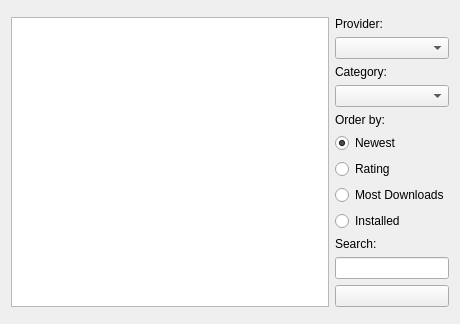
Above: knewstuff/knewstuff3/downloaddialog.ui from KDE/kdelibs before the change. Below: the same form after it.
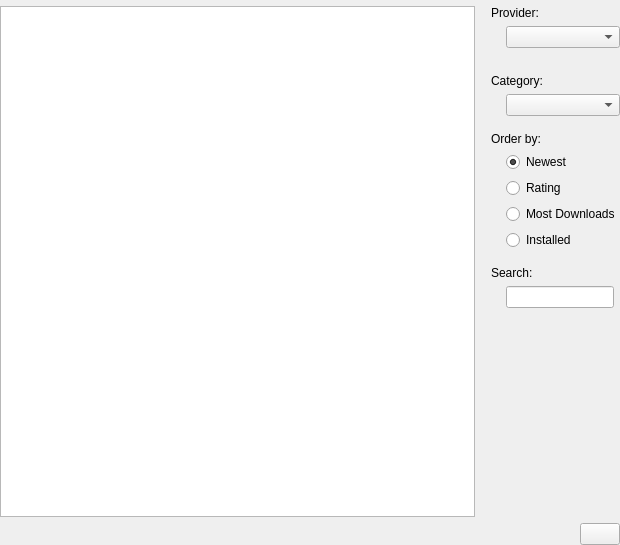
That is the form after the change. Custom widgets are drawn as their Qt base class.

Commit message: Cleanup ui file (remove excessive and unused layouts) and add some spacing and indent to the widgets on the right

```diff
--- a/knewstuff/knewstuff3/downloaddialog.ui
+++ b/knewstuff/knewstuff3/downloaddialog.ui
@@ -6,21 +6,27 @@
    <rect>
     <x>0</x>
     <y>0</y>
-    <width>460</width>
-    <height>324</height>
+    <width>620</width>
+    <height>545</height>
    </rect>
   </property>
-  <layout class="QVBoxLayout" name="verticalLayout_2">
-   <item>
+  <layout class="QGridLayout" name="gridLayout_3">
+   <property name="margin">
+    <number>0</number>
+   </property>
+   <item row="0" column="0" colspan="2">
     <widget class="KTitleWidget" name="m_titleWidget"/>
    </item>
-   <item>
-    <layout class="QHBoxLayout" name="_2"/>
-   </item>
-   <item>
-    <layout class="QHBoxLayout" name="horizontalLayout">
-     <item>
+   <item row="1" column="0" colspan="2">
+    <layout class="QGridLayout" name="gridLayout">
+     <item row="1" column="0" colspan="3">
       <widget class="QListView" name="m_listView">
+       <property name="sizePolicy">
+        <sizepolicy hsizetype="Expanding" vsizetype="Expanding">
+         <horstretch>2</horstretch>
+         <verstretch>0</verstretch>
+        </sizepolicy>
+       </property>
        <property name="mouseTracking">
         <bool>true</bool>
        </property>
@@ -29,9 +35,12 @@
        </property>
       </widget>
      </item>
-     <item>
-      <layout class="QVBoxLayout" name="verticalLayout">
-       <item>
+     <item row="1" column="3">
+      <layout class="QGridLayout" name="gridLayout_2">
+       <property name="leftMargin">
+        <number>10</number>
+       </property>
+       <item row="0" column="0" colspan="3">
         <widget class="QLabel" name="m_providerLabel">
          <property name="text">
           <string>Provider:</string>
@@ -41,17 +50,14 @@
          </property>
         </widget>
        </item>
-       <item>
+       <item row="1" column="1" colspan="2">
         <widget class="KComboBox" name="m_providerCombo">
-         <property name="sizePolicy">
-          <sizepolicy hsizetype="Preferred" vsizetype="Fixed">
-           <horstretch>1</horstretch>
-           <verstretch>0</verstretch>
-          </sizepolicy>
+         <property name="sizeAdjustPolicy">
+          <enum>QComboBox::AdjustToMinimumContentsLength</enum>
          </property>
         </widget>
        </item>
-       <item>
+       <item row="3" column="0" colspan="3">
         <widget class="QLabel" name="m_categoryLabel">
          <property name="text">
           <string>Category:</string>
@@ -61,28 +67,17 @@
          </property>
         </widget>
        </item>
-       <item>
-        <widget class="KComboBox" name="m_categoryCombo">
-         <property name="sizePolicy">
-          <sizepolicy hsizetype="Preferred" vsizetype="Fixed">
-           <horstretch>1</horstretch>
-           <verstretch>0</verstretch>
-          </sizepolicy>
-         </property>
-        </widget>
+       <item row="4" column="1" colspan="2">
+        <widget class="KComboBox" name="m_categoryCombo"/>
        </item>
-       <item>
-        <widget class="QLabel" name="orderLabel">
-         <property name="text">
-          <string>Order by:</string>
-         </property>
-         <property name="alignment">
-          <set>Qt::AlignLeading|Qt::AlignLeft|Qt::AlignVCenter</set>
-         </property>
-        </widget>
-       </item>
-       <item>
+       <item row="7" column="1" colspan="2">
         <widget class="QRadioButton" name="newestRadio">
+         <property name="sizePolicy">
+          <sizepolicy hsizetype="Preferred" vsizetype="Fixed">
+           <horstretch>0</horstretch>
+           <verstretch>0</verstretch>
+          </sizepolicy>
+         </property>
          <property name="text">
           <string>Newest</string>
          </property>
@@ -91,28 +86,89 @@
          </property>
         </widget>
        </item>
-       <item>
+       <item row="8" column="1" colspan="2">
         <widget class="QRadioButton" name="ratingRadio">
          <property name="text">
           <string>Rating</string>
          </property>
         </widget>
        </item>
-       <item>
+       <item row="9" column="1" colspan="2">
         <widget class="QRadioButton" name="mostDownloadsRadio">
          <property name="text">
           <string>Most Downloads</string>
          </property>
         </widget>
        </item>
-       <item>
+       <item row="10" column="1" colspan="2">
         <widget class="QRadioButton" name="installedRadio">
          <property name="text">
           <string>Installed</string>
          </property>
         </widget>
        </item>
-       <item>
+       <item row="2" column="1" colspan="2">
+        <spacer name="verticalSpacer_2">
+         <property name="orientation">
+          <enum>Qt::Vertical</enum>
+         </property>
+         <property name="sizeType">
+          <enum>QSizePolicy::Fixed</enum>
+         </property>
+         <property name="sizeHint" stdset="0">
+          <size>
+           <width>20</width>
+           <height>10</height>
+          </size>
+         </property>
+        </spacer>
+       </item>
+       <item row="5" column="1" colspan="2">
+        <spacer name="verticalSpacer_3">
+         <property name="orientation">
+          <enum>Qt::Vertical</enum>
+         </property>
+         <property name="sizeType">
+          <enum>QSizePolicy::Fixed</enum>
+         </property>
+         <property name="sizeHint" stdset="0">
+          <size>
+           <width>20</width>
+           <height>10</height>
+          </size>
+         </property>
+        </spacer>
+       </item>
+       <item row="14" column="1" colspan="2">
+        <spacer name="verticalSpacer">
+         <property name="orientation">
+          <enum>Qt::Vertical</enum>
+         </property>
+         <property name="sizeHint" stdset="0">
+          <size>
+           <width>20</width>
+           <height>40</height>
+          </size>
+         </property>
+        </spacer>
+       </item>
+       <item row="6" column="0" colspan="3">
+        <widget class="QLabel" name="orderLabel">
+         <property name="sizePolicy">
+          <sizepolicy hsizetype="Maximum" vsizetype="Preferred">
+           <horstretch>0</horstretch>
+           <verstretch>0</verstretch>
+          </sizepolicy>
+         </property>
+         <property name="text">
+          <string>Order by:</string>
+         </property>
+         <property name="alignment">
+          <set>Qt::AlignLeading|Qt::AlignLeft|Qt::AlignVCenter</set>
+         </property>
+        </widget>
+       </item>
+       <item row="12" column="0" colspan="3">
         <widget class="QLabel" name="label_4">
          <property name="text">
           <string>Search:</string>
@@ -122,14 +178,24 @@
          </property>
         </widget>
        </item>
-       <item>
+       <item row="11" column="1" colspan="2">
+        <spacer name="verticalSpacer_4">
+         <property name="orientation">
+          <enum>Qt::Vertical</enum>
+         </property>
+         <property name="sizeType">
+          <enum>QSizePolicy::Fixed</enum>
+         </property>
+         <property name="sizeHint" stdset="0">
+          <size>
+           <width>20</width>
+           <height>10</height>
+          </size>
+         </property>
+        </spacer>
+       </item>
+       <item row="13" column="1">
         <widget class="KLineEdit" name="m_searchEdit">
-         <property name="sizePolicy">
-          <sizepolicy hsizetype="Preferred" vsizetype="Fixed">
-           <horstretch>1</horstretch>
-           <verstretch>0</verstretch>
-          </sizepolicy>
-         </property>
          <property name="clickMessage">
           <string>Enter search phrase here</string>
          </property>
@@ -138,39 +204,25 @@
          </property>
         </widget>
        </item>
-       <item>
-        <spacer name="verticalSpacer">
+       <item row="2" column="0">
+        <spacer name="horizontalSpacer_2">
          <property name="orientation">
-          <enum>Qt::Vertical</enum>
+          <enum>Qt::Horizontal</enum>
+         </property>
+         <property name="sizeType">
+          <enum>QSizePolicy::Fixed</enum>
          </property>
          <property name="sizeHint" stdset="0">
           <size>
-           <width>20</width>
-           <height>40</height>
+           <width>9</width>
+           <height>20</height>
           </size>
          </property>
         </spacer>
        </item>
-       <item>
-        <widget class="KPushButton" name="closeButton">
-         <property name="sizePolicy">
-          <sizepolicy hsizetype="Preferred" vsizetype="Preferred">
-           <horstretch>0</horstretch>
-           <verstretch>0</verstretch>
-          </sizepolicy>
-         </property>
-        </widget>
-       </item>
       </layout>
      </item>
-    </layout>
-   </item>
-   <item>
-    <layout class="QHBoxLayout" name="horizontalLayout_2">
-     <property name="spacing">
-      <number>-1</number>
-     </property>
-     <item>
+     <item row="4" column="0" colspan="3">
       <widget class="KNS3::ProgressIndicator" name="progressIndicator">
        <property name="sizePolicy">
         <sizepolicy hsizetype="Expanding" vsizetype="Minimum">
@@ -189,6 +241,33 @@
        </property>
       </widget>
      </item>
+     <item row="4" column="3">
+      <layout class="QHBoxLayout" name="horizontalLayout_2">
+       <item>
+        <spacer name="horizontalSpacer">
+         <property name="orientation">
+          <enum>Qt::Horizontal</enum>
+         </property>
+         <property name="sizeHint" stdset="0">
+          <size>
+           <width>40</width>
+           <height>20</height>
+          </size>
+         </property>
+        </spacer>
+       </item>
+       <item>
+        <widget class="KPushButton" name="closeButton">
+         <property name="sizePolicy">
+          <sizepolicy hsizetype="Preferred" vsizetype="Preferred">
+           <horstretch>0</horstretch>
+           <verstretch>0</verstretch>
+          </sizepolicy>
+         </property>
+        </widget>
+       </item>
+      </layout>
+     </item>
     </layout>
    </item>
   </layout>
```
